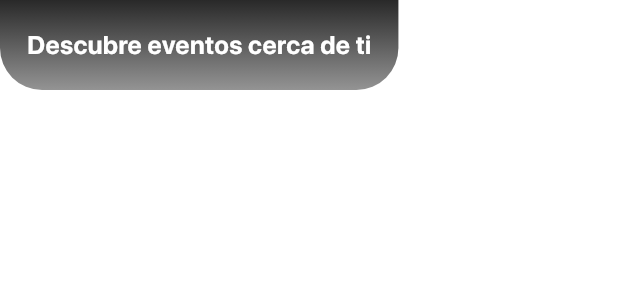
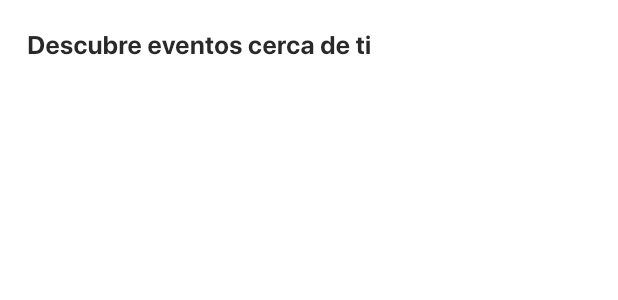
Before and after one commit to AntonyJDC/conference_app, a Flutter app: the HomeHeader widget shown alone on an empty page, opened directly, on a phone screen of 412 x 824 dp. Shown: the top 300 px of the screen. Run offline on Flutter 3.47's test engine with Material 3 defaults, Android fonts, the phone set to English and light mode, and no system bars; our stand-ins replace get, shared_preferences, sqflite, table_calendar, timezone; accounts and stored records are empty; project files that could hold a hidden picture were left out.

Commit message:
Update HomeHeader widget to use theme colors for improved consistency and readability

```diff
--- a/lib/ui/pages/home/widgets/home_header.dart.dart
+++ b/lib/ui/pages/home/widgets/home_header.dart.dart
@@ -10,18 +10,20 @@ class HomeHeader extends StatelessWidget {
       decoration: BoxDecoration(
         gradient: LinearGradient(
           colors: [
-            Theme.of(context).colorScheme.primary,
-            Theme.of(context).colorScheme.primary.withValues(alpha: 0.5),
+            Theme.of(context).colorScheme.surface,
+            Theme.of(context).colorScheme.surface,
           ],
           begin: Alignment.topCenter,
           end: Alignment.bottomCenter,
         ),
         borderRadius: const BorderRadius.vertical(bottom: Radius.circular(28)),
       ),
-      child: const Text(
+      child: Text(
         "Descubre eventos cerca de ti",
         style: TextStyle(
-            fontSize: 17, fontWeight: FontWeight.bold, color: Colors.white),
+            fontSize: 17,
+            fontWeight: FontWeight.bold,
+            color: Theme.of(context).colorScheme.primary),
       ),
     );
   }
```
